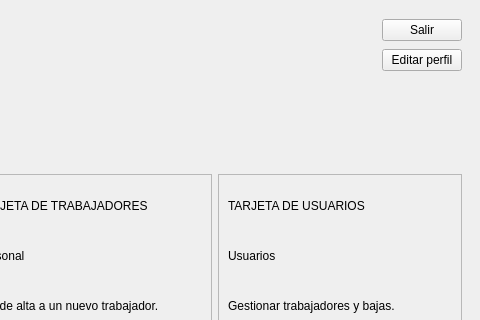
mbatla00/cediza_IS, file src/vista/ui/admin/DashboardAdmin.ui: the form before one commit; both pictures show x 301 to 781 and y 0 to 320 of the 781 by 604 pixel window.
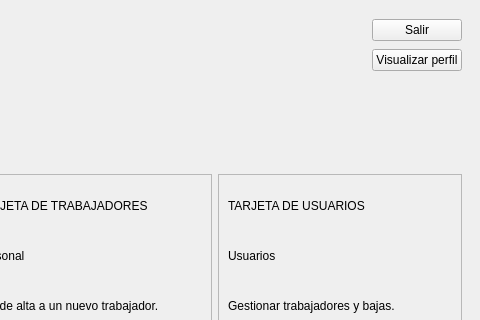
The form after the commit.

Commit message: dashboard del admin completa

```diff
--- a/src/vista/ui/admin/DashboardAdmin.ui
+++ b/src/vista/ui/admin/DashboardAdmin.ui
@@ -79,7 +79,7 @@
        <item row="1" column="2">
         <widget class="QPushButton" name="btn_editar_perfil">
          <property name="text">
-          <string>Editar perfil</string>
+          <string>Visualizar perfil</string>
          </property>
         </widget>
        </item>
```
Left out of the diff: 2 changed lines with no effect on the pictures. The commit also changes 1 other file.
